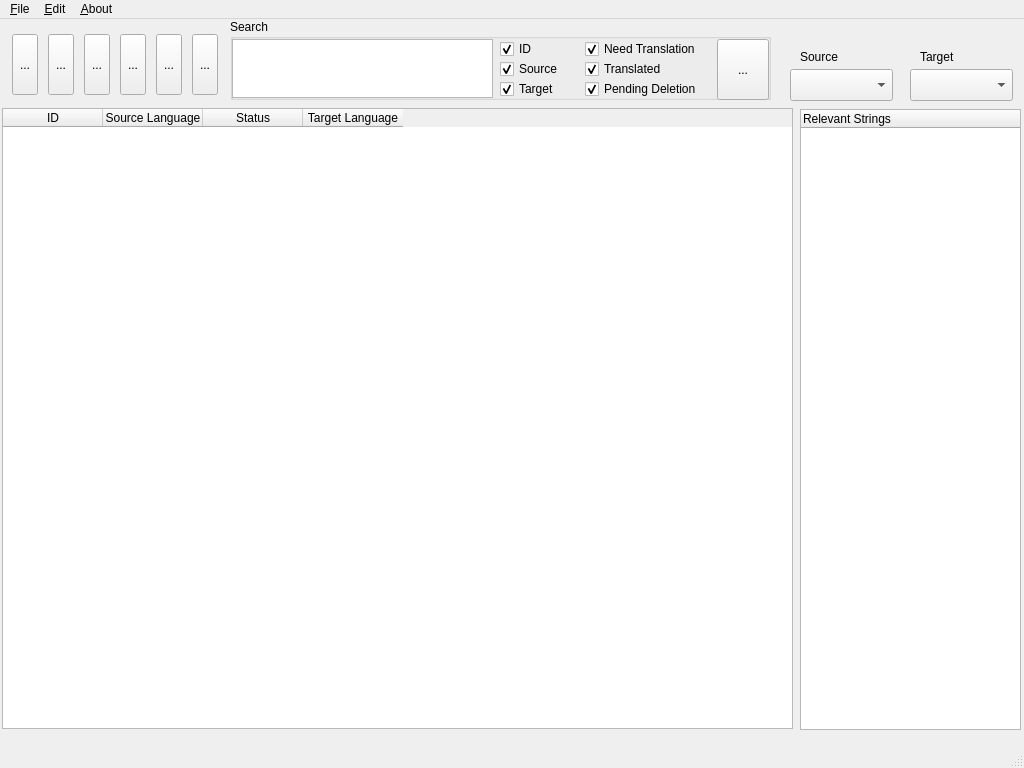
This is mainwindow.ui in Cyberenchanter/Galaxy-Translator as Qt 5 draws it before an edit. The edited form follows.
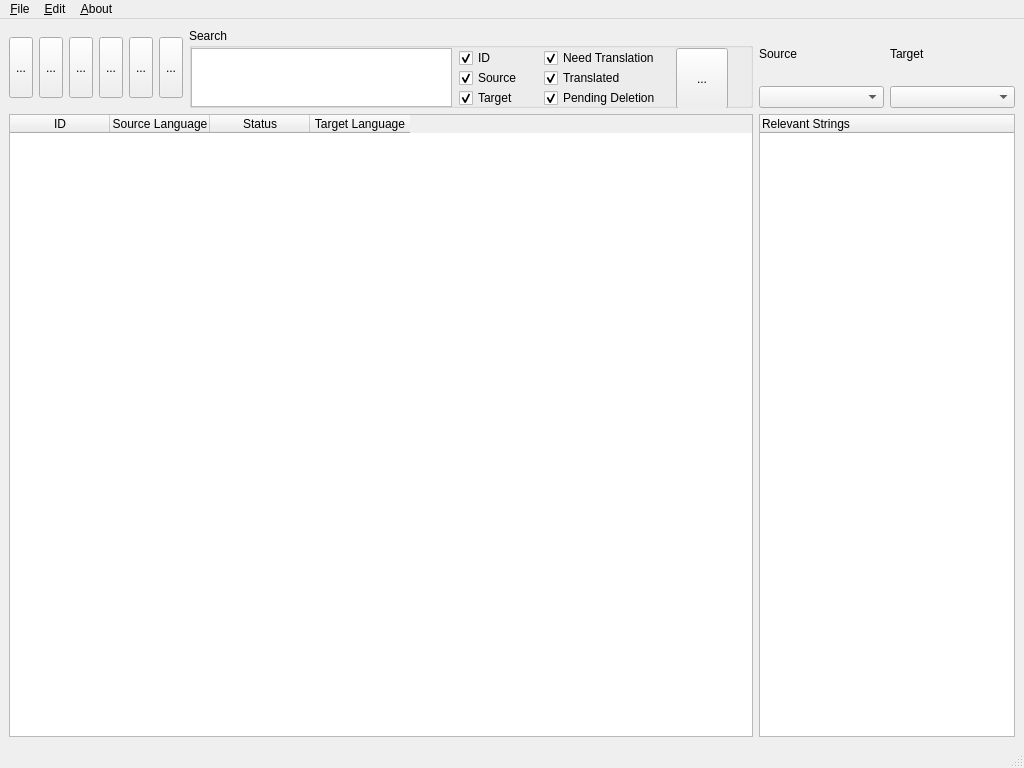
This is the edited form.

Commit message: Exp Layout

```diff
--- a/mainwindow.ui
+++ b/mainwindow.ui
@@ -10,64 +10,46 @@
     <height>768</height>
    </rect>
   </property>
+  <property name="sizePolicy">
+   <sizepolicy hsizetype="Preferred" vsizetype="Preferred">
+    <horstretch>0</horstretch>
+    <verstretch>0</verstretch>
+   </sizepolicy>
+  </property>
+  <property name="minimumSize">
+   <size>
+    <width>1024</width>
+    <height>768</height>
+   </size>
+  </property>
   <property name="windowTitle">
    <string/>
   </property>
   <widget class="QWidget" name="centralwidget">
-   <widget class="QLabel" name="lang_ori">
-    <property name="geometry">
-     <rect>
-      <x>800</x>
-      <y>30</y>
-      <width>42</width>
-      <height>16</height>
-     </rect>
-    </property>
-    <property name="text">
-     <string>Source</string>
-    </property>
-   </widget>
-   <widget class="QLabel" name="lang_tar">
-    <property name="geometry">
-     <rect>
-      <x>920</x>
-      <y>30</y>
-      <width>38</width>
-      <height>16</height>
-     </rect>
-    </property>
+   <layout class="QGridLayout" name="gridLayout">
+    <item row="0" column="4" rowspan="2">
+     <widget class="QToolButton" name="toolButton_copy">
+      <property name="minimumSize">
+       <size>
+        <width>0</width>
+        <height>61</height>
+       </size>
+      </property>
+      <property name="toolTip">
+       <string>Copy source language(s) to target</string>
+      </property>
     <property name="text">
-     <string>Target</string>
-    </property>
-   </widget>
-   <widget class="QComboBox" name="lang_ori_select">
-    <property name="geometry">
-     <rect>
-      <x>790</x>
-      <y>50</y>
-      <width>103</width>
-      <height>32</height>
-     </rect>
-    </property>
-   </widget>
-   <widget class="QComboBox" name="lang_tar_select">
-    <property name="geometry">
-     <rect>
-      <x>910</x>
-      <y>50</y>
-      <width>103</width>
-      <height>32</height>
-     </rect>
-    </property>
-   </widget>
+       <string>...</string>
+      </property>
+     </widget>
+    </item>
+    <item row="2" column="0" colspan="8">
    <widget class="QTableWidget" name="maintable">
-    <property name="geometry">
-     <rect>
-      <x>2</x>
-      <y>89</y>
-      <width>791</width>
-      <height>621</height>
-     </rect>
+      <property name="sizePolicy">
+       <sizepolicy hsizetype="Expanding" vsizetype="Expanding">
+        <horstretch>1</horstretch>
+        <verstretch>0</verstretch>
+       </sizepolicy>
     </property>
     <column>
      <property name="text">
@@ -90,30 +72,14 @@
      </property>
     </column>
    </widget>
-   <widget class="QToolButton" name="toolButton_import">
-    <property name="geometry">
-     <rect>
-      <x>12</x>
-      <y>15</y>
-      <width>26</width>
-      <height>61</height>
-     </rect>
-    </property>
-    <property name="toolTip">
-     <string>Import from component folder</string>
-    </property>
-    <property name="text">
-     <string>...</string>
-    </property>
-   </widget>
+    </item>
+    <item row="0" column="1" rowspan="2">
    <widget class="QToolButton" name="toolButton_export">
-    <property name="geometry">
-     <rect>
-      <x>48</x>
-      <y>15</y>
-      <width>26</width>
+      <property name="minimumSize">
+       <size>
+        <width>0</width>
       <height>61</height>
-     </rect>
+       </size>
     </property>
     <property name="toolTip">
      <string>Export to component folder</string>
@@ -122,14 +88,14 @@
      <string>...</string>
     </property>
    </widget>
+    </item>
+    <item row="0" column="2" rowspan="2">
    <widget class="QToolButton" name="toolButton_open">
-    <property name="geometry">
-     <rect>
-      <x>84</x>
-      <y>15</y>
-      <width>26</width>
+      <property name="minimumSize">
+       <size>
+        <width>0</width>
       <height>61</height>
-     </rect>
+       </size>
     </property>
     <property name="toolTip">
      <string>Open file</string>
@@ -138,14 +104,14 @@
      <string>...</string>
     </property>
    </widget>
+    </item>
+    <item row="0" column="3" rowspan="2">
    <widget class="QToolButton" name="toolButton_save">
-    <property name="geometry">
-     <rect>
-      <x>120</x>
-      <y>15</y>
-      <width>26</width>
+      <property name="minimumSize">
+       <size>
+        <width>0</width>
       <height>61</height>
-     </rect>
+       </size>
     </property>
     <property name="toolTip">
      <string>Save file</string>
@@ -154,30 +120,33 @@
      <string>...</string>
     </property>
    </widget>
-   <widget class="QToolButton" name="toolButton_copy">
-    <property name="geometry">
-     <rect>
-      <x>156</x>
-      <y>15</y>
-      <width>26</width>
-      <height>61</height>
-     </rect>
-    </property>
-    <property name="toolTip">
-     <string>Copy source language(s) to target</string>
-    </property>
+    </item>
+    <item row="1" column="9">
+     <widget class="QComboBox" name="lang_tar_select"/>
+    </item>
+    <item row="0" column="8">
+     <widget class="QLabel" name="lang_ori">
+      <property name="text">
+       <string>Source</string>
+      </property>
+     </widget>
+    </item>
+    <item row="2" column="8" colspan="2">
+     <widget class="QTreeWidget" name="relevant_strings">
+      <column>
     <property name="text">
-     <string>...</string>
-    </property>
-   </widget>
+        <string>Relevant Strings</string>
+       </property>
+      </column>
+     </widget>
+    </item>
+    <item row="0" column="5" rowspan="2">
    <widget class="QToolButton" name="toolButton_approve">
-    <property name="geometry">
-     <rect>
-      <x>192</x>
-      <y>15</y>
-      <width>26</width>
+      <property name="minimumSize">
+       <size>
+        <width>0</width>
       <height>61</height>
-     </rect>
+       </size>
     </property>
     <property name="toolTip">
      <string>Approve target translation(s)</string>
@@ -186,14 +155,46 @@
      <string>...</string>
     </property>
    </widget>
+    </item>
+    <item row="0" column="0" rowspan="2">
+     <widget class="QToolButton" name="toolButton_import">
+      <property name="minimumSize">
+       <size>
+        <width>0</width>
+        <height>61</height>
+       </size>
+      </property>
+      <property name="toolTip">
+       <string>Import from component folder</string>
+      </property>
+      <property name="text">
+       <string>...</string>
+      </property>
+     </widget>
+    </item>
+    <item row="0" column="9">
+     <widget class="QLabel" name="lang_tar">
+      <property name="text">
+       <string>Target</string>
+      </property>
+     </widget>
+    </item>
+    <item row="1" column="8">
+     <widget class="QComboBox" name="lang_ori_select"/>
+    </item>
+    <item row="0" column="6" rowspan="2" colspan="2">
    <widget class="QGroupBox" name="groupBox">
-    <property name="geometry">
-     <rect>
-      <x>230</x>
-      <y>0</y>
-      <width>541</width>
-      <height>81</height>
-     </rect>
+      <property name="sizePolicy">
+       <sizepolicy hsizetype="Expanding" vsizetype="Expanding">
+        <horstretch>1</horstretch>
+        <verstretch>0</verstretch>
+       </sizepolicy>
+      </property>
+      <property name="minimumSize">
+       <size>
+        <width>540</width>
+        <height>80</height>
+       </size>
     </property>
     <property name="title">
      <string>Search</string>
@@ -207,6 +208,15 @@
        <height>59</height>
       </rect>
      </property>
+       <property name="sizePolicy">
+        <sizepolicy hsizetype="Expanding" vsizetype="Expanding">
+         <horstretch>1</horstretch>
+         <verstretch>0</verstretch>
+        </sizepolicy>
+       </property>
+       <property name="layoutDirection">
+        <enum>Qt::LeftToRight</enum>
+       </property>
     </widget>
     <widget class="QCheckBox" name="checkBox_id">
      <property name="geometry">
@@ -217,6 +227,12 @@
        <height>20</height>
       </rect>
      </property>
+       <property name="sizePolicy">
+        <sizepolicy hsizetype="Fixed" vsizetype="Fixed">
+         <horstretch>0</horstretch>
+         <verstretch>0</verstretch>
+        </sizepolicy>
+       </property>
      <property name="text">
       <string>ID</string>
      </property>
@@ -233,6 +249,12 @@
        <height>20</height>
       </rect>
      </property>
+       <property name="sizePolicy">
+        <sizepolicy hsizetype="Fixed" vsizetype="Fixed">
+         <horstretch>0</horstretch>
+         <verstretch>0</verstretch>
+        </sizepolicy>
+       </property>
      <property name="text">
       <string>Source</string>
      </property>
@@ -249,6 +271,12 @@
        <height>20</height>
       </rect>
      </property>
+       <property name="sizePolicy">
+        <sizepolicy hsizetype="Fixed" vsizetype="Fixed">
+         <horstretch>0</horstretch>
+         <verstretch>0</verstretch>
+        </sizepolicy>
+       </property>
      <property name="text">
       <string>Target</string>
      </property>
@@ -265,6 +293,12 @@
        <height>20</height>
       </rect>
      </property>
+       <property name="sizePolicy">
+        <sizepolicy hsizetype="Fixed" vsizetype="Fixed">
+         <horstretch>0</horstretch>
+         <verstretch>0</verstretch>
+        </sizepolicy>
+       </property>
      <property name="text">
       <string>Need Translation</string>
      </property>
@@ -281,6 +315,12 @@
        <height>20</height>
       </rect>
      </property>
+       <property name="sizePolicy">
+        <sizepolicy hsizetype="Fixed" vsizetype="Fixed">
+         <horstretch>0</horstretch>
+         <verstretch>0</verstretch>
+        </sizepolicy>
+       </property>
      <property name="text">
       <string>Translated</string>
      </property>
@@ -297,6 +337,12 @@
        <height>20</height>
       </rect>
      </property>
+       <property name="sizePolicy">
+        <sizepolicy hsizetype="Fixed" vsizetype="Fixed">
+         <horstretch>0</horstretch>
+         <verstretch>0</verstretch>
+        </sizepolicy>
+       </property>
      <property name="text">
       <string>Pending Deletion</string>
      </property>
@@ -318,21 +364,8 @@
      </property>
     </widget>
    </widget>
-   <widget class="QTreeWidget" name="relevant_strings">
-    <property name="geometry">
-     <rect>
-      <x>800</x>
-      <y>90</y>
-      <width>221</width>
-      <height>621</height>
-     </rect>
-    </property>
-    <column>
-     <property name="text">
-      <string>Relevant Strings</string>
-     </property>
-    </column>
-   </widget>
+    </item>
+   </layout>
   </widget>
   <widget class="QMenuBar" name="menubar">
    <property name="geometry">
```
Left out of the diff: 2 changed lines with no effect on the pictures. Lines whose indentation alone changed are shown as unchanged.
